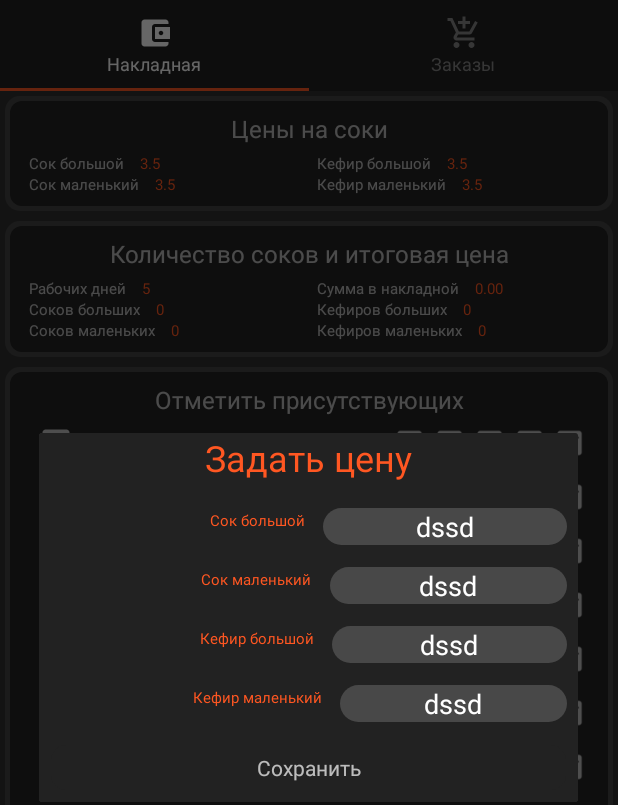
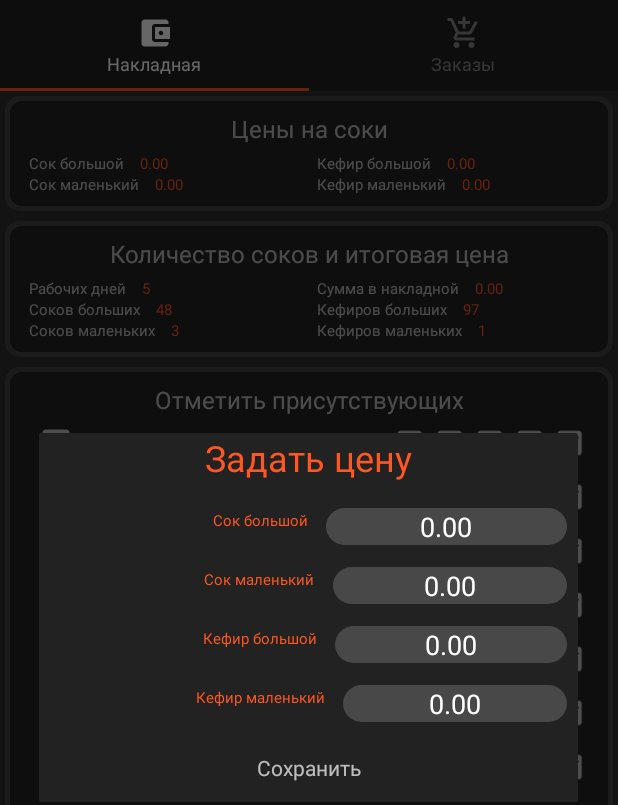
Before and after one commit to VadimSquorpikkor/MagazAssistant5, an Android app: the screen it shows after launch (MainActivity), after a tap on "Цены на соки", on a phone screen of 412 x 824 dp. Shown: the top 805 px of the screen. Run offline under Robolectric (Android 15) with nearby library versions, the phone set to English and light mode, and no system bars.

Commit message:
1.22 - 27/03/21 1. DeleteOrder 2. таблица PRICES. save/load prices

```diff
--- a/app/build.gradle
+++ b/app/build.gradle
@@ -10,7 +10,7 @@ android {
         minSdk 21
         targetSdk 31
         versionCode 1
-        versionName "1.21"
+        versionName "1.22"
         setProperty("archivesBaseName", "MagazAssistant5-v" + versionName)
         testInstrumentationRunner "androidx.test.runner.AndroidJUnitRunner"
     }
--- a/app/src/main/java/com/squorpikkor/magazassistant5/ui/main/MainViewModel.java
+++ b/app/src/main/java/com/squorpikkor/magazassistant5/ui/main/MainViewModel.java
@@ -42,10 +42,10 @@ public class MainViewModel extends ViewModel {
         locations = new MutableLiveData<>();
         employees = new MutableLiveData<>();
         orders = new MutableLiveData<>();
-        juicePrice = new MutableLiveData<>();
-        juiceSmallPrice = new MutableLiveData<>();
-        kefirPrice = new MutableLiveData<>();
-        kefirSmallPrice = new MutableLiveData<>();
+        juicePrice = new MutableLiveData<>(0);
+        juiceSmallPrice = new MutableLiveData<>(0);
+        kefirPrice = new MutableLiveData<>(0);
+        kefirSmallPrice = new MutableLiveData<>(0);
         workingDays = new MutableLiveData<>(5);
         employeeDayCount = new MutableLiveData<>(0);
         bigJuiceCount = new MutableLiveData<>(0);
@@ -224,7 +224,7 @@ public class MainViewModel extends ViewModel {
     public int getMoneyLimit(Employee employee) {
         return (int)(employee.getDays(workingDays.getValue())*moneyForEmployeePerDay.getValue());
     }
-
+//--------------------------------------------------------------------------------------------------
     public void addNewOrder(Order order) {
         data.createOrder(order);
         getOrders().getValue().add(order);
@@ -237,13 +237,22 @@ public class MainViewModel extends ViewModel {
     }
 
     public void deleteOrder(Order order) {
+        data.deleteOrder(order);
+        updateOrders();
+    }
+//--------------------------------------------------------------------------------------------------
+    public void saveNewPrices(int bigJ, int smlJ, int bigK, int smlK) {
+        juicePrice.setValue(bigJ);
+        juiceSmallPrice.setValue(smlJ);
+        kefirPrice.setValue(bigK);
+        kefirSmallPrice.setValue(smlK);
+        data.savePrices();
+    }
+//--------------------------------------------------------------------------------------------------
 
-    }
+//--------------------------------------------------------------------------------------------------
 
-    public void saveNewPrices(int bigJ, int smlJ, int bigK, int smlK) {
-
-    }
-
+//--------------------------------------------------------------------------------------------------
     //todo идея: реешние проблемы отображения обычного работника и объединенного:
     // можно сделать UnitedEmployee extends Employee (который будет собирать в себе несколько
     // работников) и из viewModel передавать каждой локации (в ресайклер) и вариант объединенного и
--- a/app/src/main/java/com/squorpikkor/magazassistant5/ui/main/data/Data.java
+++ b/app/src/main/java/com/squorpikkor/magazassistant5/ui/main/data/Data.java
@@ -34,6 +34,7 @@ interface Data {
 
     void getOrderByEmployee(Employee employee, MutableLiveData<ArrayList<Order>> selectedOrders);
 
+    void uncheckAllOrders();
 
 
 
--- a/app/src/main/java/com/squorpikkor/magazassistant5/ui/main/data/DataBase.java
+++ b/app/src/main/java/com/squorpikkor/magazassistant5/ui/main/data/DataBase.java
@@ -114,6 +114,11 @@ class DataBase implements Data{
    }
 
    @Override
+   public void uncheckAllOrders() {
+
+   }
+
+   @Override
    public void loadPrices(MutableLiveData<Integer> juicePrice, MutableLiveData<Integer> juiceSmallPrice, MutableLiveData<Integer> kefirPrice, MutableLiveData<Integer> kefirSmallPrice) {
       juicePrice.setValue(349);
       juiceSmallPrice.setValue(161);
--- a/app/src/main/java/com/squorpikkor/magazassistant5/ui/main/data/SQLDatabase.java
+++ b/app/src/main/java/com/squorpikkor/magazassistant5/ui/main/data/SQLDatabase.java
@@ -50,6 +50,13 @@ class SQLDatabase extends SQLiteOpenHelper implements Data{
    private static final String COLUMN_ORDER_COUNT = "quantity";
    private static final String COLUMN_ORDER_ISCHECKED = "purchased";
    private static final String COLUMN_ORDER_EMPLOYEE = "customer";
+//--------------------------------------------------------------------------------------------------
+   private static final String TABLE_PRICES = "table_prices";
+   private static final String COLUMN_PRICE_ID = "id";
+   private static final String COLUMN_PRICE_JUICE_BIG = "price_juice_big";
+   private static final String COLUMN_PRICE_JUICE_SMALL = "price_juice_small";
+   private static final String COLUMN_PRICE_KEFIR_BIG = "price_kefir_big";
+   private static final String COLUMN_PRICE_KEFIR_SMALL = "price_kefir_small";
 
    public SQLDatabase() {
       super(App.getContext(), DATABASE_NAME, null, DATABASE_VERSION);
@@ -67,7 +74,7 @@ class SQLDatabase extends SQLiteOpenHelper implements Data{
               + COLUMN_LOCATION_ISUNITED + " INTEGER"
               + ")"
       );
-      Log.e(TAG, "onCreate: " + "table locations created");
+      Log.e(TAG, "table locations created");
 
       //String id, String name, String locationId, String days, boolean isPresent
       db.execSQL("CREATE TABLE IF NOT EXISTS " + TABLE_EMPLOYEES + "("
@@ -78,7 +85,7 @@ class SQLDatabase extends SQLiteOpenHelper implements Data{
               + COLUMN_EMPLOYEE_LOCATION + " INTEGER"
               + ")"
       );
-      Log.e(TAG, "onCreate: " + "table employees created");
+      Log.e(TAG, "table employees created");
 
       //String id, String name, int price, int count, String employeeId, boolean isChecked
       db.execSQL("CREATE TABLE IF NOT EXISTS " + TABLE_ORDERS + "("
@@ -90,7 +97,16 @@ class SQLDatabase extends SQLiteOpenHelper implements Data{
               + COLUMN_ORDER_EMPLOYEE + " INTEGER"
               + ")"
       );
-      Log.e(TAG, "onCreate: " + "table orders created");
+      Log.e(TAG, "table orders created");
+      db.execSQL("CREATE TABLE IF NOT EXISTS " + TABLE_PRICES + "("
+              + COLUMN_PRICE_ID + " INTEGER PRIMARY KEY,"
+              + COLUMN_PRICE_JUICE_BIG + " INTEGER,"
+              + COLUMN_PRICE_JUICE_SMALL + " INTEGER,"
+              + COLUMN_PRICE_KEFIR_BIG + " INTEGER,"
+              + COLUMN_PRICE_KEFIR_SMALL + " INTEGER"
+              + ")"
+      );
+      Log.e(TAG, "table juices created");
 
       //Именно так: при создании БД (но не открытии!) срабатывает колбэк onCreate, который
       // возвращает экземпляр класса БД, и именно этот экземпляр передаем в метод загрузки данных
@@ -363,16 +379,37 @@ class SQLDatabase extends SQLiteOpenHelper implements Data{
       selectedOrders.setValue(list);
    }
 
+   @Override
+   public void uncheckAllOrders() {
+
+   }
+
 //--------------------------------------------------------------------------------------------------
 
    @Override
    public void loadPrices(MutableLiveData<Integer> juicePrice, MutableLiveData<Integer> juiceSmallPrice, MutableLiveData<Integer> kefirPrice, MutableLiveData<Integer> kefirSmallPrice) {
-
+      ArrayList<Order> list = new ArrayList<>();
+      selectAllFrom(TABLE_PRICES + " WHERE " + COLUMN_PRICE_ID + "="+"1");//todo сократить селект
+      if (cursor.moveToFirst()) {
+         juicePrice.setValue(cursorGetInt(1));
+         juiceSmallPrice.setValue(cursorGetInt(2));
+         kefirPrice.setValue(cursorGetInt(3));
+         kefirSmallPrice.setValue(cursorGetInt(4));
+      }
+      cursor.close();
    }
 
    @Override
    public void savePrices(int juicePrice, int juiceSmallPrice, int kefirPrice, int kefirSmallPrice) {
-
+      SQLiteDatabase db = this.getWritableDatabase();
+      ContentValues values = new ContentValues();
+      values.put(COLUMN_PRICE_ID,            1);
+      values.put(COLUMN_PRICE_JUICE_BIG,     juicePrice);
+      values.put(COLUMN_PRICE_JUICE_SMALL,   juiceSmallPrice);
+      values.put(COLUMN_PRICE_KEFIR_BIG,     kefirPrice);
+      values.put(COLUMN_PRICE_KEFIR_SMALL,   kefirSmallPrice);
+      db.update(TABLE_PRICES, values, COLUMN_ORDER_ID + " = ?",
+              new String[]{String.valueOf(1)});
    }
 
 //--------------------------------------------------------------------------------------------------
```
Also changed, not shown: app/src/main/java/com/squorpikkor/magazassistant5/ui/main/data/DataHelper.java (+12 -0 lines), app/src/main/java/com/squorpikkor/magazassistant5/ui/main/dialog/OrderDialog.java (+31 -12 lines), 4 other files.
